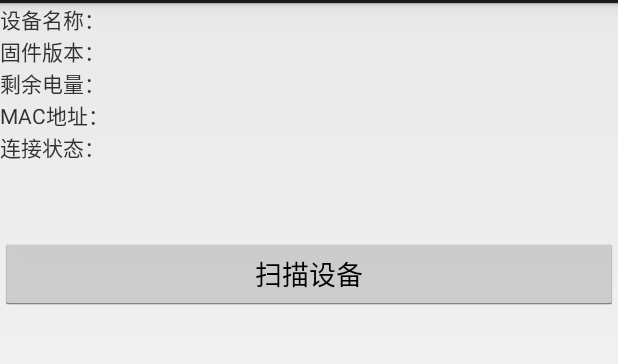
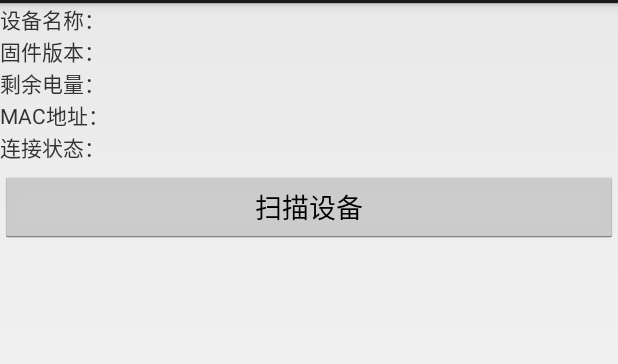
Before and after one commit to loyilin/BleHelper, an Android app: the screen it shows after launch (MainActivity), on a phone screen of 412 x 824 dp, the part 69-433 px from its top. Run offline under Robolectric (Android 15) with nearby library versions, the phone set to English and light mode, and no system bars; libraries missing offline, so code that uses them is left out: com.blankj.utilcode, com.chad.library; 3 statements that could not run were skipped.

Commit message:
修改设备类型判断 显示打卡数据列表
Signed-off-by: Logan <1913656443@qq.com>

```diff
--- a/app/build.gradle
+++ b/app/build.gradle
@@ -43,6 +43,6 @@ dependencies {
     implementation 'com.squareup.okhttp3:okhttp:3.11.0'
     implementation 'com.google.code.gson:gson:2.8.5'
 
-//    implementation 'com.github.loyilin:collector:1.5.3'
+//    implementation 'com.github.loyilin:collector:1.5.4'
     implementation project(':bluetoothlibrary')
 }
--- a/app/src/main/java/com/blackcard/logan/collector/MainActivity.java
+++ b/app/src/main/java/com/blackcard/logan/collector/MainActivity.java
@@ -1,10 +1,14 @@
 package com.blackcard.logan.collector;
 
 import android.app.Activity;
+import android.app.AlertDialog;
 import android.content.Intent;
 import android.content.SharedPreferences;
 import android.os.Bundle;
 import android.os.Environment;
+import android.support.v7.widget.DividerItemDecoration;
+import android.support.v7.widget.LinearLayoutManager;
+import android.support.v7.widget.RecyclerView;
 import android.util.Log;
 import android.view.View;
 import android.widget.Button;
@@ -12,10 +16,11 @@ import android.widget.TextView;
 
 import com.blackcard.logan.collector.bean.OtaBean;
 import com.blankj.utilcode.constant.PermissionConstants;
-import com.blankj.utilcode.util.LogUtils;
 import com.blankj.utilcode.util.PermissionUtils;
 import com.blankj.utilcode.util.TimeUtils;
 import com.blankj.utilcode.util.ToastUtils;
+import com.chad.library.adapter.base.BaseQuickAdapter;
+import com.chad.library.adapter.base.BaseViewHolder;
 import com.google.gson.Gson;
 import com.logan.bluetoothlibrary.BleHelper;
 import com.logan.bluetoothlibrary.bean.BLEDevice;
@@ -40,8 +45,11 @@ public class MainActivity extends Activity {
     private TextView tv1;
     private TextView tv4;
     private TextView tv5;
+    private RecyclerView recyclerview;
 
     private BTCallBack callback;
+    private BaseQuickAdapter<BTBean, BaseViewHolder> adapter;
+    private AlertDialog dialog;
 
     @Override
     protected void onCreate(Bundle savedInstanceState) {
@@ -56,6 +64,18 @@ public class MainActivity extends Activity {
         tv5 = (TextView) findViewById(R.id.tv5);
         bt = (Button) findViewById(R.id.bt1);
         bt2 = (Button) findViewById(R.id.bt2);
+        recyclerview = (RecyclerView) findViewById(R.id.recyclerview);
+        adapter = new BaseQuickAdapter<BTBean, BaseViewHolder>(android.R.layout.simple_list_item_1) {
+            @Override
+            protected void convert(BaseViewHolder helper, BTBean item) {
+                helper.setText(android.R.id.text1, item.getTab_id() + "\t\t\t\t\t" + item.getMac()
+                        + "\n" + item.getCheck_in())
+                        .getConvertView().setPadding(30,20,30,20);
+            }
+        };
+        recyclerview.setLayoutManager(new LinearLayoutManager(this));
+        recyclerview.addItemDecoration(new DividerItemDecoration(this, DividerItemDecoration.VERTICAL));
+        recyclerview.setAdapter(adapter);
 
         bt.setOnClickListener(v -> {
             if (bt.getText().toString().equals("扫描设备")) {
@@ -68,6 +88,7 @@ public class MainActivity extends Activity {
                 tv3.setText("剩余电量：");
                 tv4.setText("MAC地址：");
                 tv5.setText("连接状态：");
+                adapter.setNewData(null);
                 clearDev();
             }
         });
@@ -107,22 +128,29 @@ public class MainActivity extends Activity {
 
             @Override
             public void onPunch(BTBean card) {
+                adapter.addData(card);
                 ToastUtils.showShort("在线打卡：" + card.getTab_id());
             }
 
             @Override
             public void onOffData(int total) {
                 ToastUtils.showShort("查询到离线数据 " + total + "条");
+                dialog = new AlertDialog.Builder(MainActivity.this)
+                        .setTitle("查询到离线数据共 " + total + " 条")
+                        .setMessage("是否要读取？")
+                        .setPositiveButton("读取", (dialog, which) -> BleHelper.getInstance().startOffLineData())
+                        .setNegativeButton("取消", (dialog, which) -> dialog.dismiss())
+                        .show();
             }
 
             @Override
             public void onOffProgress(int current, int total) {
-                LogUtils.e("离线数据进度：当前第" + current + "条，共" + total + "条");
+                ToastUtils.showShort("离线数据进度：当前第" + current + "条，共" + total + "条");
             }
 
             @Override
             public void onOffComplete(List<BTBean> data) {
-                ToastUtils.showShort("离线数据读取完成 共" + data.size() + "条");
+                adapter.setNewData(data);
             }
 
             @Override
@@ -228,6 +256,7 @@ public class MainActivity extends Activity {
     @Override
     protected void onDestroy() {
         super.onDestroy();
+        if (dialog != null) dialog.dismiss();
         BleHelper.getInstance().disconnect(this);
         //退出注销监听
         BleHelper.getInstance().remoCallBack(callback);
--- a/app/src/main/res/layout/activity_main.xml
+++ b/app/src/main/res/layout/activity_main.xml
@@ -9,6 +9,7 @@
     <TextView
         android:id="@+id/tv1"
         android:text="设备名称："
+        app:layout_constraintTop_toTopOf="parent"
         android:layout_width="match_parent"
         android:layout_height="wrap_content" />
 
@@ -41,7 +42,7 @@
         android:id="@+id/bt1"
         android:layout_width="match_parent"
         android:layout_height="wrap_content"
-        android:layout_marginTop="50dp"
+        android:layout_marginTop="5dp"
         android:text="扫描设备"
         app:layout_constraintTop_toBottomOf="@+id/tv5" />
     <Button
@@ -49,7 +50,14 @@
         android:visibility="gone"
         android:layout_width="match_parent"
         android:layout_height="wrap_content"
-        android:layout_marginTop="50dp"
+        android:layout_marginTop="5dp"
         android:text="升级到最新固件"
         app:layout_constraintTop_toBottomOf="@+id/bt1" />
+
+    <android.support.v7.widget.RecyclerView
+        android:id="@+id/recyclerview"
+        android:layout_width="match_parent"
+        android:layout_height="0dp"
+        app:layout_constraintTop_toBottomOf="@+id/bt2"
+        app:layout_constraintBottom_toBottomOf="parent" />
 </android.support.constraint.ConstraintLayout>
--- a/bluetoothlibrary/build.gradle
+++ b/bluetoothlibrary/build.gradle
@@ -13,7 +13,7 @@ android {
         minSdkVersion 19
         targetSdkVersion 19
         versionCode 1
-        versionName "1.5.4"
+        versionName "1.5.5"
 
         testInstrumentationRunner "android.support.test.runner.AndroidJUnitRunner"
 
```
Also changed, not shown: bluetoothlibrary/libs/BleHelper.jar.
